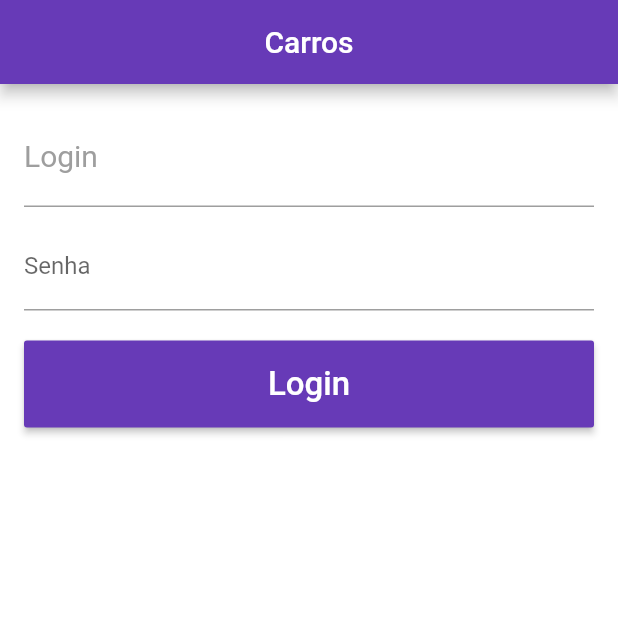
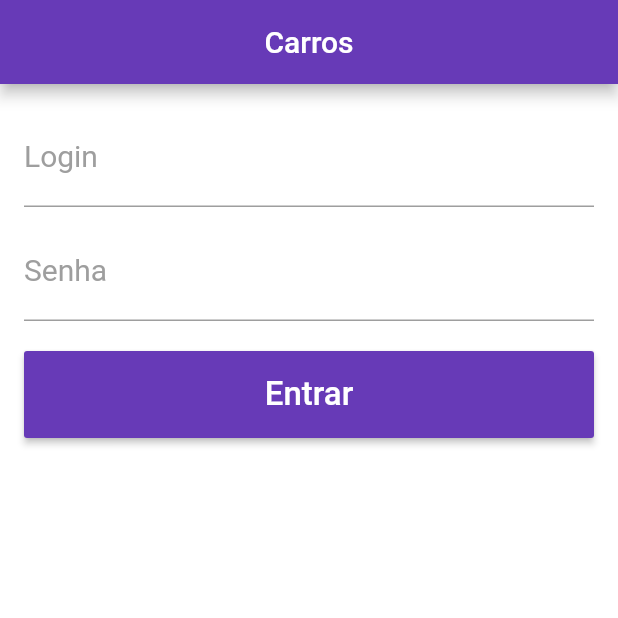
Before and after one commit to f3l1p3v4/project-cars, a Flutter app: the screen it shows after launch, on a phone screen of 412 x 824 dp, the top half of it. Run offline on Flutter 3.47's test engine with Material 2 defaults, Android fonts, the phone set to English and light mode, and no system bars.

```diff
--- a/lib/pages/login_page.dart
+++ b/lib/pages/login_page.dart
@@ -1,6 +1,11 @@
 import 'package:flutter/material.dart';
 
 class LoginPage extends StatelessWidget {
+  final _formKey = GlobalKey<FormState>();
+
+  final _tLogin = TextEditingController();
+  final _tSenha = TextEditingController();
+
   @override
   Widget build(BuildContext context) {
     return Scaffold(
@@ -13,48 +18,89 @@ class LoginPage extends StatelessWidget {
   }
 
   _body() {
-    return Container(
+    return Form(
+      key: _formKey,
+      child: Container(
         padding: EdgeInsets.all(16),
         child: ListView(
           children: <Widget>[
-          TextFormField(
+            _input("Login", "Digite seu login", controller: _tLogin, validator: _validateLogin),
+              SizedBox(height: 10,),
+              _input("Senha", "Digite sua senha", password: true, controller: _tSenha, validator: _validateSenha),
+              SizedBox(height: 20,),
+              _button("Entrar", onClickLogin),
+            ],
+          ),
+        ),
+      );
+    }
+
+  _input(String label, String hint, { bool password = false, controller, FormFieldValidator<String> validator }) {
+    return TextFormField(
+      controller: controller,
+      obscureText: password,
+      validator: validator,
       style: TextStyle(
         fontSize: 20,
         color: Colors.grey,
       ),
       decoration: InputDecoration(
-              labelText: "Login",
+        labelText: label,
         labelStyle: TextStyle(
           fontSize: 20,
           color: Colors.grey
         ),
-              hintText: "Digite seu Login"
+        hintText: hint,
+        hintStyle: TextStyle(
+          fontSize: 16,
         ),
       ),
-          SizedBox(height: 10,),
-          TextFormField(
-            obscureText: true,
-            decoration: InputDecoration(
-              labelText: "Senha",
-              hintText: "Digite sua senha"
-            ),
-          ),
-          SizedBox(height: 20,),
-          Container(
+    );
+  }
+
+  _button(String text, Function onPressed) {
+    return Container(
       height: 58,
       child: RaisedButton(
         color: Colors.deepPurple,
-              child: Text("Login",
+        child: Text(
+          text,
           style: TextStyle(
             color: Colors.white,
             fontSize: 22,
           ),
         ),
-              onPressed: () {},
-            ),
-          ),
-        ],
+        onPressed: onPressed,
       ),
     );
   }
+
+  void onClickLogin() {
+
+    if(!_formKey.currentState.validate()) {
+      return;
     }
+
+    String login = _tLogin.text;
+    String senha = _tSenha.text;
+
+    print("$login, $senha");
+  }
+
+  String _validateLogin(String text) {
+    if(text.isEmpty) {
+    return "Digite o Login";
+    }
+    return null;
+  }
+
+  String _validateSenha(String text) {
+    if(text.isEmpty) {
+    return "Digite a Senha";
+    }
+    if(text.length < 6) {
+      return "A senha precisa ter pelo menos 6 números";
+    }
+    return null;
+  }
+}
```
Lines whose indentation alone changed are shown as unchanged.
